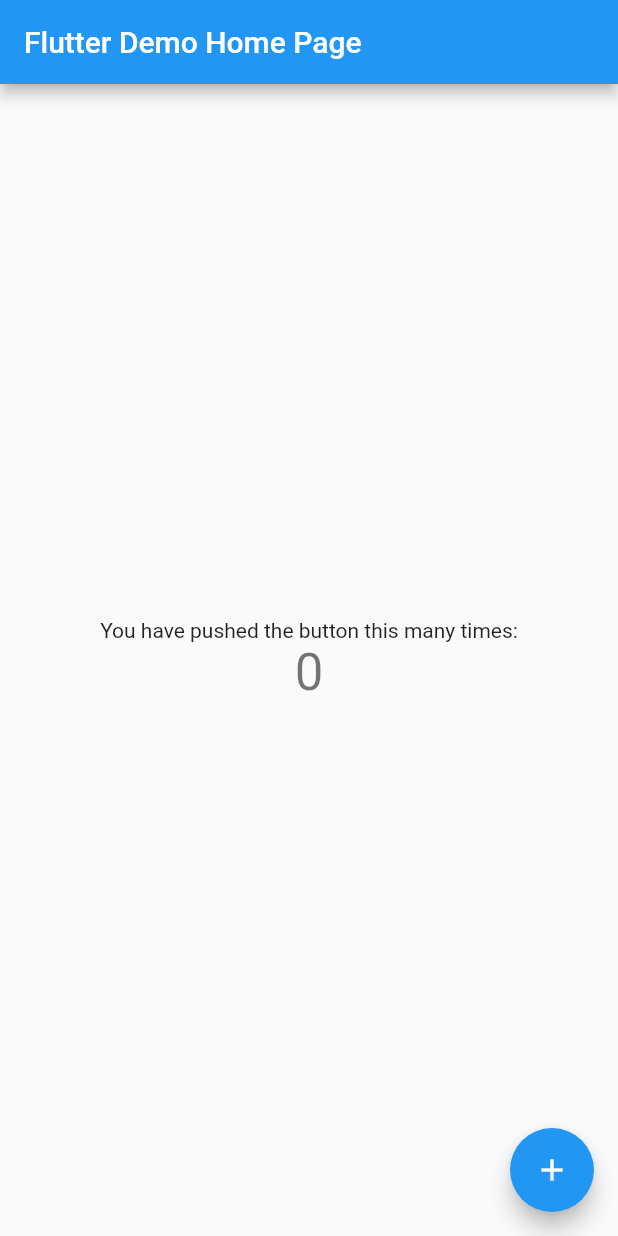
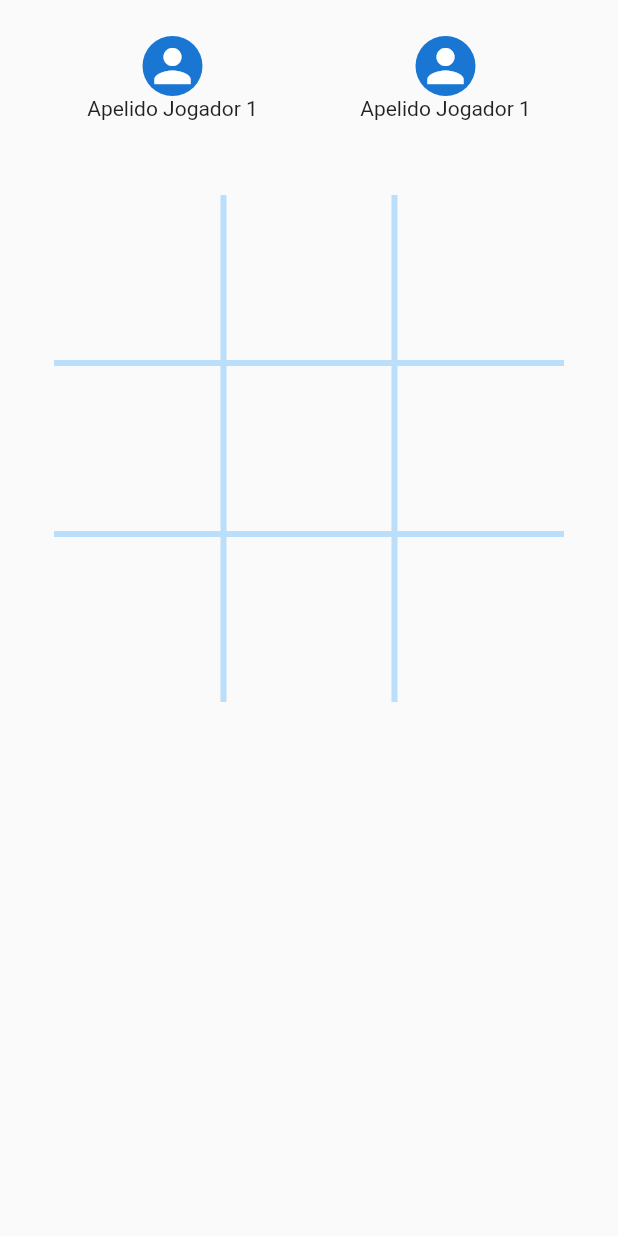
Before and after one commit to munizdiogo/jogodavelha, a Flutter app: the screen it shows after launch, on a phone screen of 412 x 824 dp. Run offline on Flutter 3.47's test engine with Material 2 defaults, Android fonts, the phone set to English and light mode, and no system bars.

Commit message:
Criação do tabuleiro

```diff
--- a/lib/main.dart
+++ b/lib/main.dart
@@ -1,4 +1,5 @@
 import 'package:flutter/material.dart';
+import 'package:jogodavelha/pages/jogo/jogo_page.dart';
 
 void main() {
   runApp(const MyApp());
@@ -11,105 +12,13 @@ class MyApp extends StatelessWidget {
   @override
   Widget build(BuildContext context) {
     return MaterialApp(
-      title: 'Flutter Demo',
+      debugShowCheckedModeBanner: false,
+      title: 'Jogo da Velha',
       theme: ThemeData(
-        // This is the theme of your application.
-        //
-        // Try running your application with "flutter run". You'll see the
-        // application has a blue toolbar. Then, without quitting the app, try
-        // changing the primarySwatch below to Colors.green and then invoke
-        // "hot reload" (press "r" in the console where you ran "flutter run",
-        // or simply save your changes to "hot reload" in a Flutter IDE).
-        // Notice that the counter didn't reset back to zero; the application
-        // is not restarted.
         primarySwatch: Colors.blue,
       ),
-      home: const MyHomePage(title: 'Flutter Demo Home Page'),
+      home: const JogoPage(),
+      darkTheme: ThemeData.dark(),
     );
   }
 }
-
-class MyHomePage extends StatefulWidget {
-  const MyHomePage({Key? key, required this.title}) : super(key: key);
-
-  // This widget is the home page of your application. It is stateful, meaning
-  // that it has a State object (defined below) that contains fields that affect
-  // how it looks.
-
-  // This class is the configuration for the state. It holds the values (in this
-  // case the title) provided by the parent (in this case the App widget) and
-  // used by the build method of the State. Fields in a Widget subclass are
-  // always marked "final".
-
-  final String title;
-
-  @override
-  State<MyHomePage> createState() => _MyHomePageState();
-}
-
-class _MyHomePageState extends State<MyHomePage> {
-  int _counter = 0;
-
-  void _incrementCounter() {
-    setState(() {
-      // This call to setState tells the Flutter framework that something has
-      // changed in this State, which causes it to rerun the build method below
-      // so that the display can reflect the updated values. If we changed
-      // _counter without calling setState(), then the build method would not be
-      // called again, and so nothing would appear to happen.
-      _counter++;
-    });
-  }
-
-  @override
-  Widget build(BuildContext context) {
-    // This method is rerun every time setState is called, for instance as done
-    // by the _incrementCounter method above.
-    //
-    // The Flutter framework has been optimized to make rerunning build methods
-    // fast, so that you can just rebuild anything that needs updating rather
-    // than having to individually change instances of widgets.
-    return Scaffold(
-      appBar: AppBar(
-        // Here we take the value from the MyHomePage object that was created by
-        // the App.build method, and use it to set our appbar title.
-        title: Text(widget.title),
-      ),
-      body: Center(
-        // Center is a layout widget. It takes a single child and positions it
-        // in the middle of the parent.
-        child: Column(
-          // Column is also a layout widget. It takes a list of children and
-          // arranges them vertically. By default, it sizes itself to fit its
-          // children horizontally, and tries to be as tall as its parent.
-          //
-          // Invoke "debug painting" (press "p" in the console, choose the
-          // "Toggle Debug Paint" action from the Flutter Inspector in Android
-          // Studio, or the "Toggle Debug Paint" command in Visual Studio Code)
-          // to see the wireframe for each widget.
-          //
-          // Column has various properties to control how it sizes itself and
-          // how it positions its children. Here we use mainAxisAlignment to
-          // center the children vertically; the main axis here is the vertical
-          // axis because Columns are vertical (the cross axis would be
-          // horizontal).
-          mainAxisAlignment: MainAxisAlignment.center,
-          children: <Widget>[
-            const Text(
-              'You have pushed the button this many times:',
-            ),
-            Text(
-              '$_counter',
-              style: Theme.of(context).textTheme.headline4,
-            ),
-          ],
-        ),
-      ),
-      floatingActionButton: FloatingActionButton(
-        onPressed: _incrementCounter,
-        tooltip: 'Increment',
-        child: const Icon(Icons.add),
-      ), // This trailing comma makes auto-formatting nicer for build methods.
-    );
-  }
-}
--- /dev/null
+++ b/lib/pages/jogo/components/celula_component.dart
@@ -0,0 +1,48 @@
+import 'package:flutter/material.dart';
+
+class CelularComponent extends StatefulWidget {
+  final String id;
+  final String marcador;
+  final Color colorMarcador;
+  const CelularComponent({
+    Key? key,
+    required this.id,
+    required this.marcador,
+    required this.colorMarcador,
+  }) : super(key: key);
+
+  @override
+  State<CelularComponent> createState() => _CelularComponentState();
+}
+
+class _CelularComponentState extends State<CelularComponent> {
+  bool isSelected = false;
+  @override
+  Widget build(BuildContext context) {
+    return InkWell(
+      onTap: () {
+        setState(() {
+          isSelected = isSelected ? isSelected : !isSelected;
+        });
+        print(widget.id);
+      },
+      child: Container(
+        child: isSelected
+            ? Center(
+                child: Text(
+                  widget.marcador,
+                  style: TextStyle(
+                      fontSize: 72,
+                      fontWeight: FontWeight.bold,
+                      color: widget.colorMarcador),
+                  textAlign: TextAlign.center,
+                ),
+              )
+            : Container(),
+        height: 100,
+        width: 100,
+        margin: EdgeInsets.all(5),
+      ),
+    );
+  }
+}
--- /dev/null
+++ b/lib/pages/jogo/components/tabuleiro_component.dart
@@ -0,0 +1,90 @@
+import 'package:flutter/material.dart';
+import 'package:jogodavelha/pages/jogo/components/celula_component.dart';
+
+class TabuleiroComponent extends StatefulWidget {
+  const TabuleiroComponent({Key? key}) : super(key: key);
+
+  @override
+  _TabuleiroComponentState createState() => _TabuleiroComponentState();
+}
+
+class _TabuleiroComponentState extends State<TabuleiroComponent> {
+  @override
+  Widget build(BuildContext context) {
+    var colorLine = Theme.of(context).primaryColorLight;
+
+    return Column(
+      mainAxisAlignment: MainAxisAlignment.center,
+      children: [
+        Row(
+          mainAxisAlignment: MainAxisAlignment.center,
+          children: [
+            CelularComponent(
+              id: 'a1',
+              marcador: 'X',
+              colorMarcador: Colors.lightBlue,
+            ),
+            Container(height: 110, width: 4, color: colorLine),
+            CelularComponent(
+              id: 'a2',
+              marcador: 'X',
+              colorMarcador: Colors.lightBlue,
+            ),
+            Container(height: 110, width: 4, color: colorLine),
+            CelularComponent(
+              id: 'a3',
+              marcador: 'X',
+              colorMarcador: Colors.lightBlue,
+            ),
+          ],
+        ),
+        Container(height: 4, width: 340, color: colorLine),
+        Row(
+          mainAxisAlignment: MainAxisAlignment.center,
+          children: [
+            CelularComponent(
+              id: 'b1',
+              marcador: 'X',
+              colorMarcador: Colors.lightBlue,
+            ),
+            Container(height: 110, width: 4, color: colorLine),
+            CelularComponent(
+              id: 'b2',
+              marcador: 'X',
+              colorMarcador: Colors.lightBlue,
+            ),
+            Container(height: 110, width: 4, color: colorLine),
+            CelularComponent(
+              id: 'b3',
+              marcador: 'X',
+              colorMarcador: Colors.lightBlue,
+            ),
+          ],
+        ),
+        Container(height: 4, width: 340, color: colorLine),
+        Row(
+          mainAxisAlignment: MainAxisAlignment.center,
+          children: [
+            CelularComponent(
+              id: 'c1',
+              marcador: 'X',
+              colorMarcador: Colors.lightBlue,
+            ),
+            Container(height: 110, width: 4, color: colorLine),
+            CelularComponent(
+              id: 'c2',
+              marcador: 'X',
+              colorMarcador: Colors.lightBlue,
+            ),
+            Container(height: 110, width: 4, color: colorLine),
+            CelularComponent(
+              id: 'c3',
+              marcador: 'X',
+              colorMarcador: Colors.lightBlue,
+            ),
+          ],
+        ),
+      ],
+    );
+  }
+}
--- /dev/null
+++ b/lib/pages/jogo/jogo_page.dart
@@ -0,0 +1,59 @@
+import 'package:flutter/material.dart';
+import 'package:jogodavelha/pages/jogo/components/tabuleiro_component.dart';
+
+class JogoPage extends StatefulWidget {
+  const JogoPage({Key? key}) : super(key: key);
+
+  @override
+  _JogoPageState createState() => _JogoPageState();
+}
+
+class _JogoPageState extends State<JogoPage> {
+  @override
+  Widget build(BuildContext context) {
+    return Scaffold(
+      body: Padding(
+        padding: const EdgeInsets.all(8.0),
+        child: Container(
+          padding: EdgeInsets.all(16),
+          // color: Colors.amber,
+          child: Column(
+            children: [
+              Row(
+                mainAxisAlignment: MainAxisAlignment.spaceAround,
+                children: [
+                  Column(
+                    crossAxisAlignment: CrossAxisAlignment.center,
+                    children: [
+                      CircleAvatar(
+                        child: Icon(
+                          Icons.person,
+                          size: 36,
+                        ),
+                      ),
+                      Text('Apelido Jogador 1'),
+                    ],
+                  ),
+                  Column(
+                    crossAxisAlignment: CrossAxisAlignment.center,
+                    children: [
+                      CircleAvatar(
+                        child: Icon(
+                          Icons.person,
+                          size: 36,
+                        ),
+                      ),
+                      Text('Apelido Jogador 1'),
+                    ],
+                  ),
+                ],
+              ),
+              SizedBox(height: 50),
+              TabuleiroComponent()
+            ],
+          ),
+        ),
+      ),
+    );
+  }
+}
```
